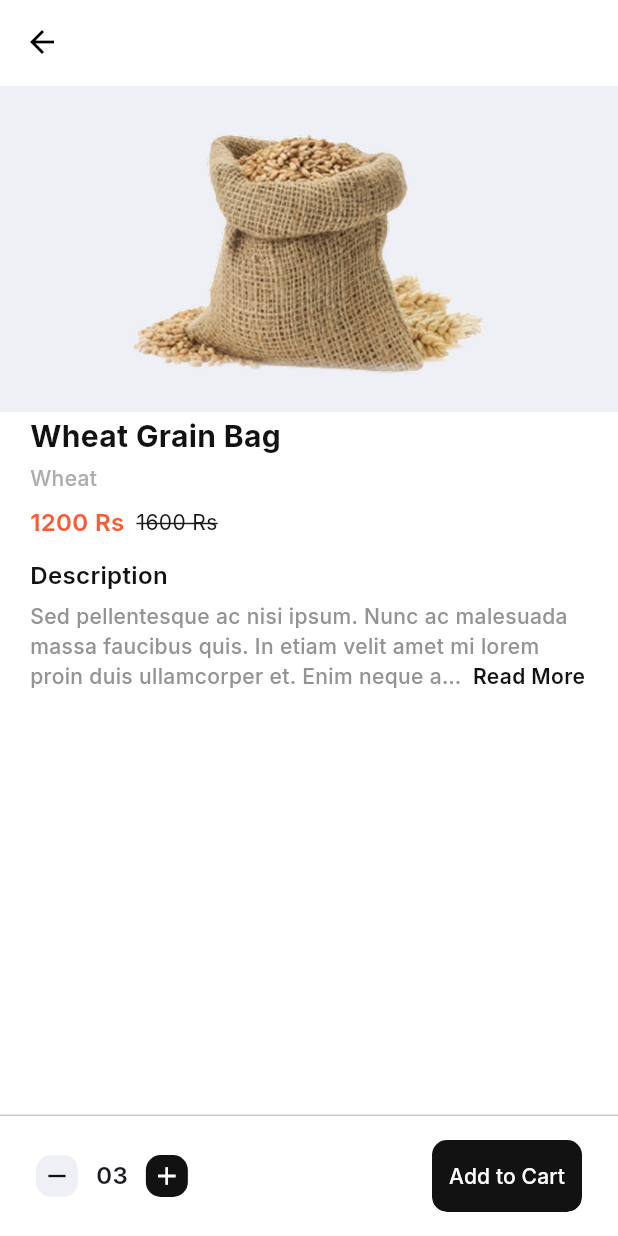
After one commit to Mohsi99/dokan_retailer_app, a Flutter app: the ProductDetailScreen screen opened directly, on a phone screen of 412 x 824 dp. The commit adds this screen. Run offline on Flutter 3.47's test engine with Material 3 defaults, Android fonts, the phone set to English and light mode, and no system bars; drawn by our look-alikes of readmore; our stand-ins replace google_fonts.

Commit message:
product_detail_view.dart done

```diff
--- a/lib/presentation/element/product_card.dart
+++ b/lib/presentation/element/product_card.dart
@@ -129,7 +129,7 @@ class ProductCard extends StatelessWidget {
           SizedBox(height: 3,),
           Padding(
             padding: const EdgeInsets.symmetric(horizontal: 8.0),
-            child: ClipRRect(
+            child:  ClipRRect(
               borderRadius: const BorderRadius.only(
                 bottomLeft: Radius.circular(10),
                 bottomRight: Radius.circular(10),
--- /dev/null
+++ b/lib/presentation/views/home/product_detail_view.dart
@@ -0,0 +1,233 @@
+import 'dart:ui';
+import 'package:flutter/material.dart';
+import 'package:google_fonts/google_fonts.dart';
+import 'package:readmore/readmore.dart';
+
+class ProductDetailScreen extends StatefulWidget {
+  const ProductDetailScreen({super.key});
+
+  @override
+  State<ProductDetailScreen> createState() => _ProductDetailScreenState();
+}
+
+class _ProductDetailScreenState extends State<ProductDetailScreen> {
+  int quantity = 3;
+
+  void increment() {
+    setState(() => quantity++);
+  }
+
+  void decrement() {
+    if (quantity > 1) setState(() => quantity--);
+  }
+
+  @override
+  Widget build(BuildContext context) {
+    return Scaffold(
+      appBar: AppBar(
+        backgroundColor: Colors.white,
+        elevation: 0,
+        leading: IconButton(
+          icon: const Icon(Icons.arrow_back, color: Colors.black),
+          onPressed: () => Navigator.pop(context),
+        ),
+      ),
+      backgroundColor: Colors.white,
+      body: Column(
+        crossAxisAlignment: CrossAxisAlignment.start,
+        children: [
+          Image.asset(
+            'assets/image/Frame 64.png',
+            width: double.infinity,
+            height: 220,
+            fit: BoxFit.contain,
+          ),
+          Padding(
+            padding: const EdgeInsets.symmetric(horizontal: 20),
+            child: Column(
+              crossAxisAlignment: CrossAxisAlignment.start,
+              children: [
+                Text(
+                  "Wheat Grain Bag",
+                  style: GoogleFonts.inter(
+                    fontSize: 20,
+                    color: Color(0xff121212),
+                    fontWeight: FontWeight.w700,
+                  ),
+                ),
+                const SizedBox(height: 4),
+                Text(
+                  "Wheat",
+                  style: GoogleFonts.inter(
+                      fontSize: 14,
+                      fontWeight: FontWeight.w500,
+                      color: Color(0xffADADAF)),
+                ),
+                const SizedBox(height: 8),
+                Row(
+                  children: [
+                    Text(
+                      "1200 Rs",
+                      style: GoogleFonts.inter(
+                        fontSize: 16,
+                        color: Color(0xffFF5934),
+                        fontWeight: FontWeight.w600,
+                      ),
+                    ),
+                    const SizedBox(width: 8),
+                    Text(
+                      "1600 Rs",
+                      style: GoogleFonts.inter(
+                        fontSize: 14,
+                        color: Color(0xff121212),
+                        decoration: TextDecoration.lineThrough,
+                      ),
+                    ),
+                  ],
+                ),
+              ],
+            ),
+          ),
+          const SizedBox(height: 12),
+          Padding(
+            padding: const EdgeInsets.symmetric(horizontal: 20),
+            child: Column(
+              crossAxisAlignment: CrossAxisAlignment.start,
+              children: [
+                Text(
+                  "Description",
+                  style: GoogleFonts.inter(
+                    fontSize: 16,
+                    fontWeight: FontWeight.w600,
+                    color: Color(0xff121212),
+                  ),
+                ),
+                const SizedBox(height: 6),
+                ReadMoreText(
+                  "Sed pellentesque ac nisi ipsum. Nunc ac malesuada massa faucibus quis. In etiam velit amet mi lorem proin duis ullamcorper et. Enim neque at. Curabitur non nulla sit amet nisl tempus convallis quis ac lectus. Donec sollicitudin molestie malesuada.",
+                  trimLines: 3,
+                  trimMode: TrimMode.Line,
+                  trimCollapsedText: ' Read More',
+                  trimExpandedText: ' Read Less',
+                  moreStyle: GoogleFonts.inter(
+                    color: Color(0xff121212),
+                    fontWeight: FontWeight.w600,
+                  ),
+                  lessStyle: GoogleFonts.inter(
+                    color: Color(0xff121212),
+                    fontSize: 14,
+                    fontWeight: FontWeight.w600,
+                  ),
+                  style: GoogleFonts.inter(
+                    fontSize: 14,
+                    fontWeight: FontWeight.w500,
+                    color: Color(0xff949494),
+                  ),
+                ),
+              ],
+            ),
+          ),
+          const Spacer(),
+          Container(
+            padding: const EdgeInsets.symmetric(horizontal: 24, vertical: 16),
+            decoration: BoxDecoration(
+              color: Colors.white.withOpacity(0.93),
+              border: Border(
+                top: BorderSide(
+                  color: Colors.black.withOpacity(0.2),
+                  width: 1,
+                ),
+              ),
+            ),
+            child: Row(
+              mainAxisAlignment: MainAxisAlignment.spaceBetween,
+              children: [
+                Row(
+                  children: [
+                    InkWell(
+                      onTap: decrement,
+                      borderRadius: BorderRadius.circular(8),
+                      child: Container(
+                        width: 28,
+                        height: 28,
+                        decoration: BoxDecoration(
+                          color: Color(0xffEEF0F6),
+                          borderRadius: BorderRadius.circular(10),
+                        ),
+                        child: const Icon(
+                          Icons.remove,
+                          size: 20,
+                          color: Color(0xff121212),
+                        ),
+                      ),
+                    ),
+                    Padding(
+                      padding: const EdgeInsets.symmetric(horizontal: 12),
+                      child: Text(
+                        quantity.toString().padLeft(2, '0'),
+                        style: GoogleFonts.inter(
+                          fontSize: 16,
+                          fontWeight: FontWeight.w600,
+                        ),
+                      ),
+                    ),
+                    InkWell(
+                      onTap: increment,
+                      borderRadius: BorderRadius.circular(8),
+                      child: Container(
+                        width: 28,
+                        height: 28,
+                        decoration: BoxDecoration(
+                          color: Color(0xff121212),
+                          borderRadius: BorderRadius.circular(10),
+                        ),
+                        child: const Icon(
+                          Icons.add,
+                          size: 20,
+                          color: Colors.white,
+                        ),
+                      ),
+                    ),
+                  ],
+                ),
+                ClipRRect(
+                  borderRadius: const BorderRadius.only(
+                    bottomLeft: Radius.circular(10),
+                    bottomRight: Radius.circular(10),
+                  ),
+                  child: BackdropFilter(
+                    filter: ImageFilter.blur(sigmaX: 3, sigmaY: 3),
+                    child: SizedBox(
+                      width: 100,
+                      height: 48,
+                      child: ElevatedButton(
+                        onPressed: () {},
+                        style: ElevatedButton.styleFrom(
+                          backgroundColor: const Color(0xFF121212),
+                          foregroundColor: Colors.white,
+                          elevation: 0,
+                          shape: RoundedRectangleBorder(
+                            borderRadius: BorderRadius.circular(10),
+                          ),
+                          padding: const EdgeInsets.symmetric(vertical: 6),
+                        ),
+                        child: Text(
+                          'Add to Cart',
+                          style: GoogleFonts.inter(
+                            fontSize: 14,
+                            fontWeight: FontWeight.w500,
+                            color: Colors.white,
+                          ),
+                        ),
+                      ),
+                    ),
+                  ),
+                ),
+              ],
+            ),
+          ),
+        ],
+      ),
+    );
+  }
+}
--- a/lib/presentation/views/home/product_view.dart
+++ b/lib/presentation/views/home/product_view.dart
@@ -1,3 +1,5 @@
+import 'package:dokan_retailer_app/navigation_helper/navigation_helper_view.dart';
+import 'package:dokan_retailer_app/presentation/views/home/product_detail_view.dart';
 import 'package:flutter/material.dart';
 import 'package:google_fonts/google_fonts.dart';
 
@@ -173,7 +175,8 @@ class _ProductViewScreenState extends State<ProductViewScreen> {
                   GridView.builder(
                     shrinkWrap: true,
                     physics: const NeverScrollableScrollPhysics(),
-                    gridDelegate: const SliverGridDelegateWithFixedCrossAxisCount(
+                    gridDelegate:
+                        const SliverGridDelegateWithFixedCrossAxisCount(
                       crossAxisCount: 2,
                       childAspectRatio: 160.5 / 289,
                       crossAxisSpacing: 16,
@@ -183,7 +186,11 @@ class _ProductViewScreenState extends State<ProductViewScreen> {
                     itemBuilder: (context, index) {
                       return ProductCard(
                         product: products[index],
-                        onBuyNow: () {},
+                        onBuyNow: () {
+                          NavigationHelper.push(
+                              context: context,
+                              targetClass: ProductDetailScreen());
+                        },
                         onFavorite: () {},
                       );
                     },
@@ -191,7 +198,9 @@ class _ProductViewScreenState extends State<ProductViewScreen> {
                 ],
               ),
             ),
-            SizedBox(height: 20,)
+            SizedBox(
+              height: 20,
+            )
           ],
         ),
       ),
--- a/pubspec.yaml
+++ b/pubspec.yaml
@@ -35,6 +35,7 @@ dependencies:
   # Use with the CupertinoIcons class for iOS style icons.
   cupertino_icons: ^1.0.8
   google_fonts: ^6.2.1
+  readmore: ^3.0.0
 
 
 dev_dependencies:
```
Also changed, not shown: assets/image/Frame 64.png (added), pubspec.lock.
